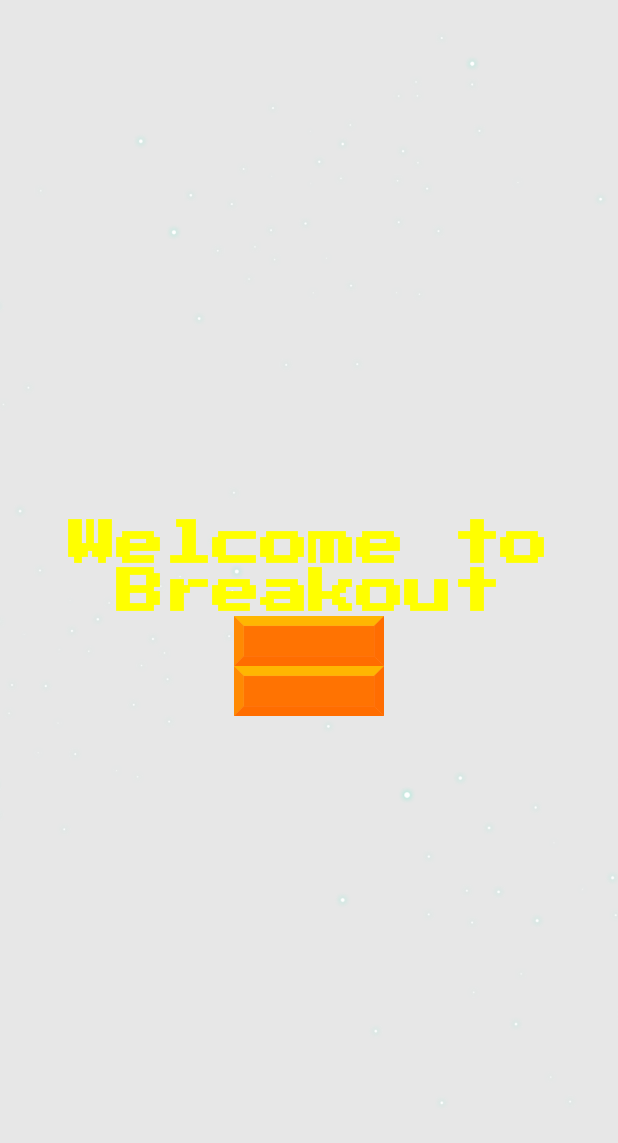
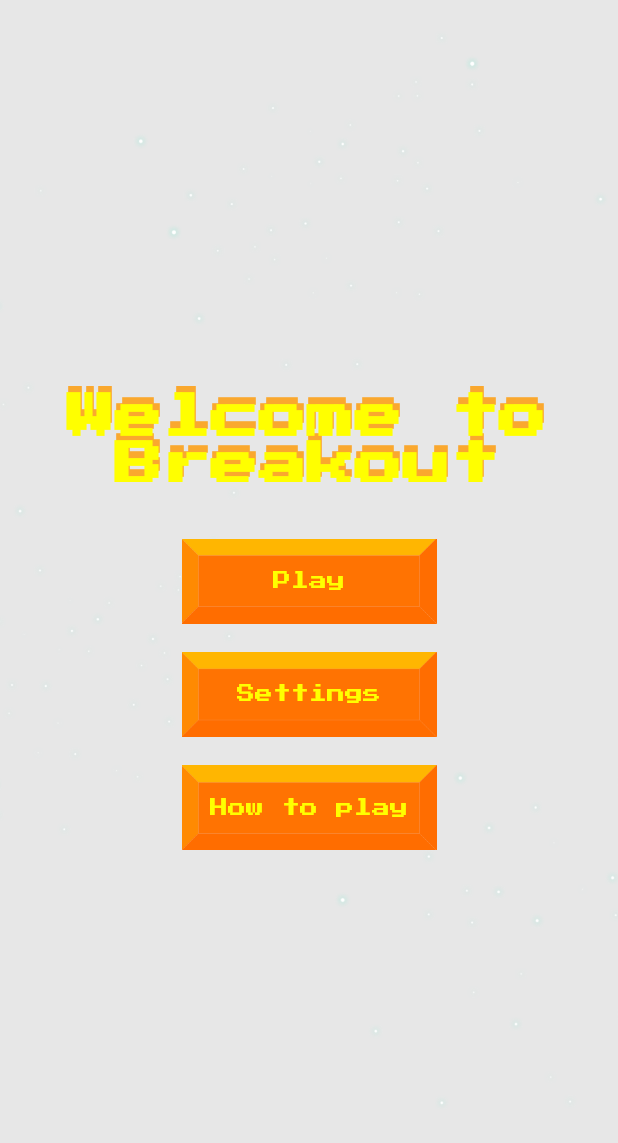
Before and after one commit to hngx-org/team-brainbots-breakout, a Flutter app: the screen it shows after launch, on a phone screen of 412 x 824 dp. Shown: the top 1143 px of the screen. Run offline on Flutter 3.47's test engine with Material 2 defaults, Android fonts, the phone set to English and light mode, and no system bars; our stand-ins replace flutter_screenutil, go_router, google_fonts, percent_indicator; missing offline and left inert: flame.

Commit message:
improvement of menu screen and splash

```diff
--- a/lib/main.dart
+++ b/lib/main.dart
@@ -1,18 +1,25 @@
 import 'package:brainbots_breakout/src/config/router_config.dart';
 import 'package:flutter/material.dart';
+import 'package:flutter_screenutil/flutter_screenutil.dart';
 
-void main(){
+void main() {
   runApp(const BreakoutGame());
 }
+
 class BreakoutGame extends StatelessWidget {
   const BreakoutGame({super.key});
 
   @override
   Widget build(BuildContext context) {
-    return MaterialApp.router(
-      routerConfig: routerConfig,
-      debugShowCheckedModeBanner: false,
-      title: 'Breakout',
-    );
+    return ScreenUtilInit(
+        designSize: const Size(411.4, 868.6),
+        minTextAdapt: true,
+        builder: (context, child) {
+          return MaterialApp.router(
+            routerConfig: routerConfig,
+            debugShowCheckedModeBanner: false,
+            title: 'Breakout',
+          );
+        });
   }
 }
--- a/lib/src/screens/menu_screen.dart
+++ b/lib/src/screens/menu_screen.dart
@@ -1,7 +1,10 @@
+
 import 'package:brainbots_breakout/src/config/router_config.dart';
 import 'package:brainbots_breakout/src/constants/routes_path.dart';
 import 'package:flutter/material.dart';
 import 'package:google_fonts/google_fonts.dart';
+import 'package:flutter_screenutil/flutter_screenutil.dart';
+import 'package:percent_indicator/linear_percent_indicator.dart';
 
 
 class MenuScreen extends StatefulWidget {
@@ -12,13 +15,25 @@ class MenuScreen extends StatefulWidget {
 }
 
 class _MenuScreenState extends State<MenuScreen> {
-  bool isTapped = false;
+  bool isPlayTapped = false;
+  bool isSettingsTapped = false;
+  bool isHowTapped = false;
+
+  Future<void> _preloadAssets() async {
+    await Future.wait([
+      precacheImage(const AssetImage('assets/images/Stars Small_2.png'), context),
+      precacheImage(const AssetImage('assets/images/menu-Tiles.png'), context),
+    ]);
+  }
 
   @override
   Widget build(BuildContext context) {
     final mediaQuery = MediaQuery.of(context).size;
-    final imageSize = isTapped ? 80.0 : 100.0;
 
+    return FutureBuilder<void>(
+        future: _preloadAssets(),
+        builder: (context, snapshot) {
+        if (snapshot.connectionState == ConnectionState.done) {
           return Scaffold(
             backgroundColor: Colors.transparent,
             body: Stack(
@@ -32,22 +47,131 @@ class _MenuScreenState extends State<MenuScreen> {
                 Column(
                   mainAxisAlignment: MainAxisAlignment.center,
                   children: [
-              Text('Welcome to Breakout',  style: GoogleFonts.pressStart2p(color: Colors.yellowAccent,
-              fontWeight: FontWeight.bold, fontSize: 32), textAlign: TextAlign.center,),
-              InkWell(
+                    Stack(
+                      alignment: Alignment.center,
+                      children: [
+                        Text(
+                          'Welcome to Breakout',
+                          style: GoogleFonts.pressStart2p(
+                            color: Colors.orange.withOpacity(0.8),
+                            fontWeight: FontWeight.bold,
+                            fontSize: 32,
+                          ),
+                          textAlign: TextAlign.center,
+                        ),
+                        Positioned(
+                          top: 5.0,
+                          left: 29.0,
+                          child: Text(
+                            'Welcome to \nBreakout',
+                            style: GoogleFonts.pressStart2p(
+                              color: Colors.yellowAccent,
+                              fontWeight: FontWeight.bold,
+                              fontSize: 32,
+                            ),
+                            textAlign: TextAlign.center,
+                          ),
+                        ),
+                      ],
+                    ),
+                    40.verticalSpace,
+                    BouncyButton(
+                      text: 'Play',
                       onTap: () {
                         setState(() {
-                    isTapped = true;
+                          isPlayTapped = !isPlayTapped;
                         });
                         routerConfig.pushReplacement(RoutesPath.gameScreen);
                       },
-                child: Image.asset('assets/images/menu-Tiles.png', width: 100, ),
+                      isTapped: isPlayTapped,
                     ),
-              Image.asset('assets/images/menu-Tiles.png', width: 100, ),
+                    20.verticalSpace,
+                    BouncyButton(
+                      text: 'Settings',
+                      onTap: () {
+                        setState(() {
+                          isSettingsTapped = !isSettingsTapped;
+                        });
+                        // Add code for the 'Settings' button action here.
+                      },
+                      isTapped: isSettingsTapped,
+                    ),
+                    20.verticalSpace,
+                    BouncyButton(
+                      text: 'How to play',
+                      onTap: () {
+                        setState(() {
+                          isHowTapped = !isHowTapped;
+                        });
+                        // Add code for the 'How to play' button action here.
+                      },
+                      isTapped: isHowTapped,
+                    ),
                   ],
                 ),
               ],
             ),
           );
         }
+        else {
+          // Display a loading indicator or placeholder while assets are loading.
+          return Center(
+            child: Padding(
+              padding: const EdgeInsets.symmetric(horizontal: 20.0),
+              child: LinearPercentIndicator(
+                width: MediaQuery.of(context).size.width - 50,
+                animation: true,
+                lineHeight: 20.0,
+                animationDuration: 2000,
+                percent: 0.9,
+                center: const Text("90.0%"),
+                barRadius: const Radius.circular(10),
+                progressColor: Colors.yellowAccent,
+              ),
+            ),
+          );
         }
+      }
+    );
+  }
+}
+
+class BouncyButton extends StatelessWidget {
+  final String text;
+  final bool isTapped;
+  final void Function() onTap;
+
+  BouncyButton({
+    required this.text,
+    required this.isTapped,
+    required this.onTap,
+  });
+
+  @override
+  Widget build(BuildContext context) {
+    return InkWell(
+      onTap: onTap,
+      child: ScaleTransition(
+        scale: Tween<double>(
+          begin: 1.0,
+          end: isTapped ? 0.9 : 1.0, // Adjust the scaling values as needed.
+        ).animate(
+          CurvedAnimation(
+            parent: ModalRoute.of(context)!.animation!,
+            curve: Curves.fastOutSlowIn,
+          ),
+        ),
+        child: Stack(
+          alignment: Alignment.center,
+          children: [
+            Image.asset('assets/images/menu-Tiles.png', width: 170),
+            Text(
+              text,
+              style: GoogleFonts.pressStart2p(color: Colors.yellowAccent, fontSize: 12),
+            ),
+          ],
+        ),
+      ),
+    );
+  }
+}
--- a/pubspec.yaml
+++ b/pubspec.yaml
@@ -38,6 +38,8 @@ dependencies:
   go_router: ^11.1.3
   flame: ^1.9.1
   google_fonts: ^6.1.0
+  flutter_screenutil: ^5.9.0
+  percent_indicator: ^4.2.3
 
 dev_dependencies:
   flutter_test:
```
Also changed, not shown: lib/src/screens/splash_screen.dart (+24 -36 lines), pubspec.lock. Lines whose indentation alone changed are shown as unchanged.
